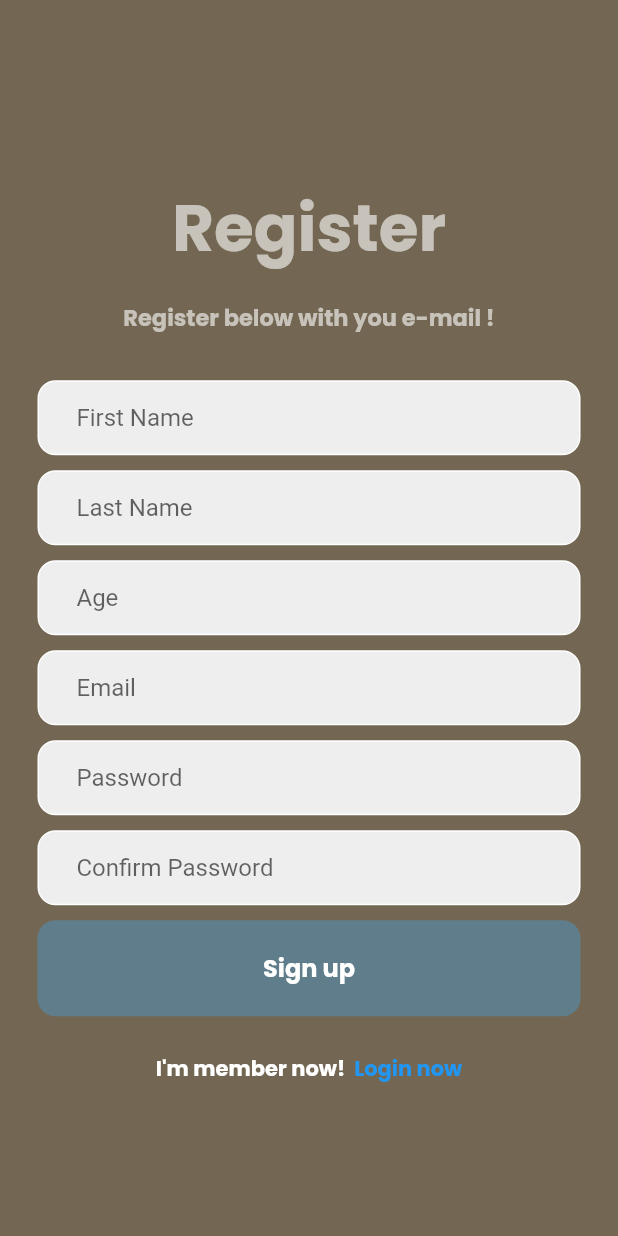
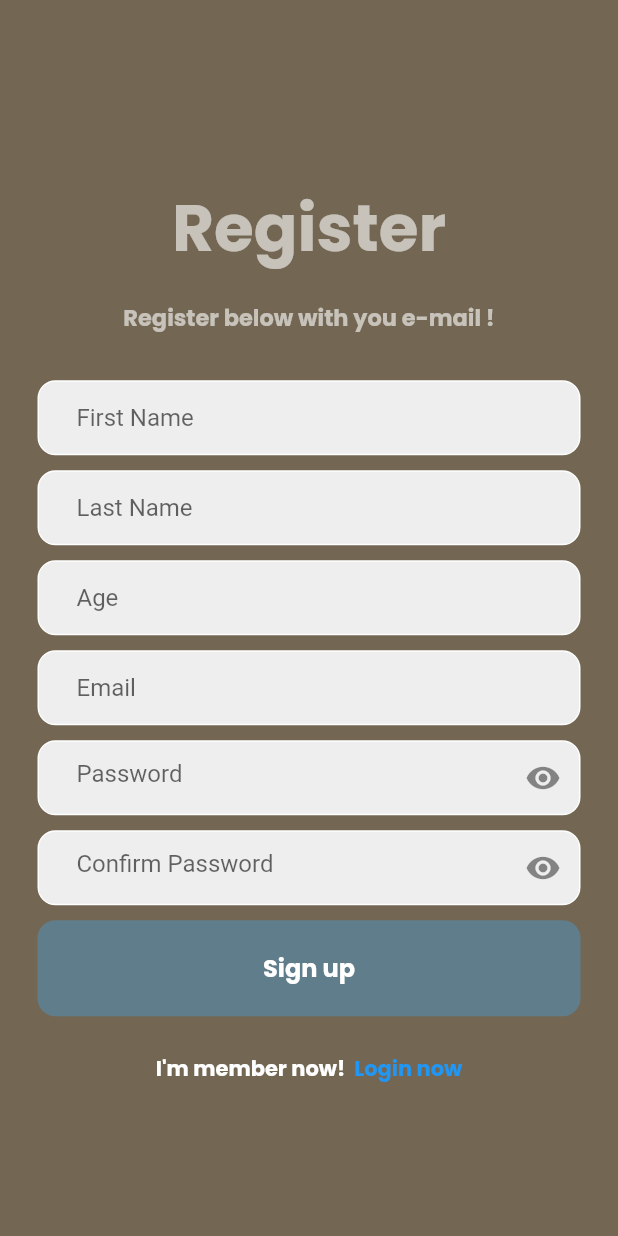
Before and after one commit to hamamulfz/Batikku, a Flutter app: the screen it shows after launch, after a tap on "Sign up", on a phone screen of 412 x 824 dp. Run offline on Flutter 3.47's test engine with Material 2 defaults, Android fonts, the light colour scheme and no system bars; our stand-ins replace camera, carousel_slider, cloud_firestore, firebase_auth, firebase_core, google_fonts; missing offline and left inert: tflite; accounts and stored records are empty; network calls fail.

Commit message:
fix some ui

```diff
--- a/lib/ui/pages/register_page.dart
+++ b/lib/ui/pages/register_page.dart
@@ -21,6 +21,9 @@ class _RegisterPageState extends State<RegisterPage> {
   final _lastNameController = TextEditingController();
   final _ageController = TextEditingController();
 
+  bool passObscure = true;
+  bool repassObscure = true;
+
   @override
   void dispose() {
     _emailController.dispose();
@@ -35,6 +38,7 @@ class _RegisterPageState extends State<RegisterPage> {
   Future signUp() async {
     // authenticate user
     if (passwordConfirmed()) {
+      print("pass ok");
       // create user
       await FirebaseAuth.instance.createUserWithEmailAndPassword(
         email: _emailController.text.trim(),
@@ -49,15 +53,18 @@ class _RegisterPageState extends State<RegisterPage> {
           int.parse(_ageController.text.trim()));
 
       Navigator.of(context).pushNamed('/homepage');
+    } else {
+      print("pass not ok");
     }
   }
 
   Future addUserDetails(
       String firstName, String lastName, String email, int age) async {
-    await FirebaseFirestore.instance.collection('coba1').add(
+    final uid = FirebaseAuth.instance.currentUser?.uid;
+    await FirebaseFirestore.instance.collection('users').doc("$uid").set(
       {
-        'first name': firstName,
-        'last name': lastName,
+        'first_name': firstName,
+        'last_name': lastName,
         'email': email,
         'age': age,
       },
@@ -164,6 +171,7 @@ class _RegisterPageState extends State<RegisterPage> {
                       padding: const EdgeInsets.only(left: 25.0),
                       child: TextField(
                         controller: _ageController,
+                        keyboardType: TextInputType.number,
                         decoration: InputDecoration(
                           border: InputBorder.none,
                           hintText: 'Age',
@@ -186,6 +194,7 @@ class _RegisterPageState extends State<RegisterPage> {
                     child: Padding(
                       padding: const EdgeInsets.only(left: 25.0),
                       child: TextField(
+                        keyboardType: TextInputType.emailAddress,
                         controller: _emailController,
                         decoration: InputDecoration(
                           border: InputBorder.none,
@@ -210,8 +219,16 @@ class _RegisterPageState extends State<RegisterPage> {
                       padding: const EdgeInsets.only(left: 25.0),
                       child: TextField(
                         controller: _passwordController,
-                        obscureText: true,
+                        obscureText: passObscure,
                         decoration: InputDecoration(
+                          suffixIcon: IconButton(
+                              onPressed: () {
+                                passObscure = !passObscure;
+                                setState(() {});
+                              },
+                              icon: Icon(passObscure
+                                  ? Icons.remove_red_eye
+                                  : Icons.remove_red_eye_outlined)),
                           border: InputBorder.none,
                           hintText: 'Password',
                         ),
@@ -233,8 +250,16 @@ class _RegisterPageState extends State<RegisterPage> {
                       padding: const EdgeInsets.only(left: 25.0),
                       child: TextField(
                         controller: _confirmpasswordController,
-                        obscureText: true,
+                        obscureText: repassObscure,
                         decoration: InputDecoration(
+                          suffixIcon: IconButton(
+                              onPressed: () {
+                                repassObscure = !repassObscure;
+                                setState(() {});
+                              },
+                              icon: Icon(repassObscure
+                                  ? Icons.remove_red_eye
+                                  : Icons.remove_red_eye_outlined)),
                           border: InputBorder.none,
                           hintText: 'Confirm Password',
                         ),
```
Also changed, not shown: pubspec.lock.
